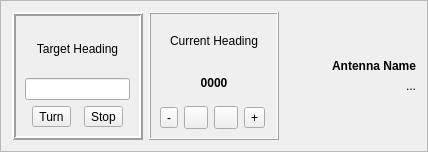
Before: the Qt Designer form mqt/MqtLogger/rotcontrolframe.ui in zsteva/backup-minos2, drawn with Qt 5.
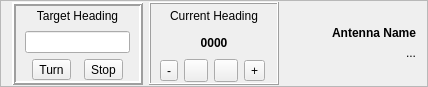
After: the same form once the commit is applied.

Commit message: Layout changes to try and compress a little

```diff
--- a/mqt/MqtLogger/rotcontrolframe.ui
+++ b/mqt/MqtLogger/rotcontrolframe.ui
@@ -7,7 +7,7 @@
     <x>0</x>
     <y>0</y>
     <width>428</width>
-    <height>152</height>
+    <height>87</height>
    </rect>
   </property>
   <property name="windowTitle">
@@ -20,6 +20,12 @@
    <enum>QFrame::Raised</enum>
   </property>
   <layout class="QHBoxLayout" name="horizontalLayout_3">
+   <property name="topMargin">
+    <number>1</number>
+   </property>
+   <property name="bottomMargin">
+    <number>1</number>
+   </property>
    <item>
     <widget class="QFrame" name="frame">
      <property name="frameShape">
@@ -32,6 +38,12 @@
       <number>2</number>
      </property>
      <layout class="QVBoxLayout" name="verticalLayout_4">
+      <property name="topMargin">
+       <number>1</number>
+      </property>
+      <property name="bottomMargin">
+       <number>1</number>
+      </property>
       <item>
        <layout class="QVBoxLayout" name="verticalLayout">
         <item>
@@ -104,6 +116,12 @@
       <number>1</number>
      </property>
      <layout class="QVBoxLayout" name="verticalLayout_2">
+      <property name="topMargin">
+       <number>1</number>
+      </property>
+      <property name="bottomMargin">
+       <number>1</number>
+      </property>
       <item>
        <layout class="QVBoxLayout" name="verticalLayout_5">
         <item>
```
The commit also changes 3 other files.
